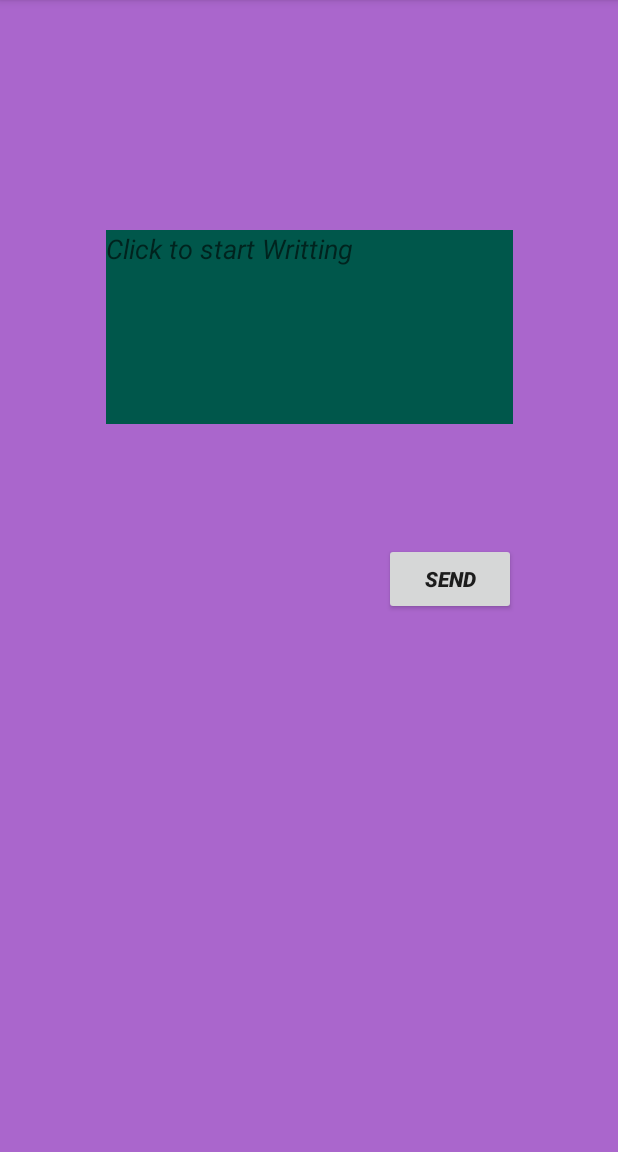
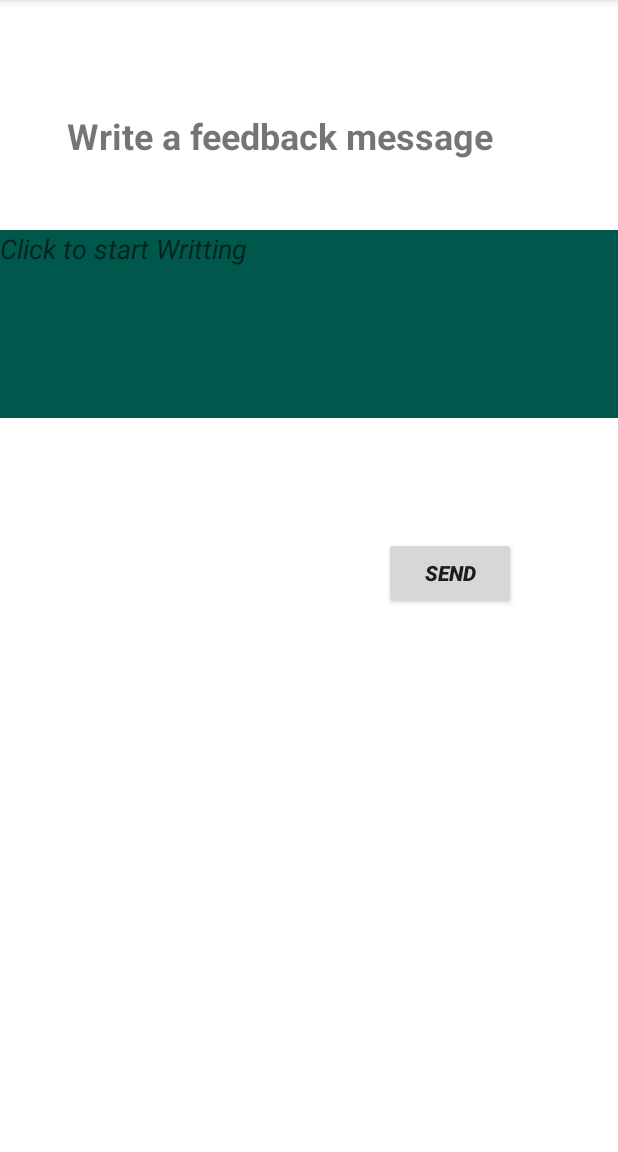
Before and after one commit to Isha-Maite/Signish, an Android app: the fragment Feedback_Messages shown on its own in the app's theme, on a phone screen of 412 x 824 dp, the part 84-1236 px from its top. Run offline under Robolectric (Android 15) with nearby library versions, the phone set to English and light mode, and no system bars; our stand-ins replace Firebase (no records; nobody signed in at launch, a user with empty details on screens opened directly).

Commit message:
Added new menu for feedback messages.

```diff
--- a/app/src/main/java/com/example/signish/MainActivity.java
+++ b/app/src/main/java/com/example/signish/MainActivity.java
@@ -69,8 +69,6 @@ public class MainActivity extends AppCompatActivity {
             FragmentTransaction transaction = getSupportFragmentManager().beginTransaction();
             transaction.replace(R.id.fragment_container, fm);
             transaction.commit();
-
-
         }
 
         if(id==R.id.menu_in){
@@ -82,14 +80,13 @@ public class MainActivity extends AppCompatActivity {
 
         }
 
-        if(id==R.id.menu_list){
+        if(id==R.id.recieveFeedback_menu){
             Toast.makeText(this,"Recieve Message",Toast.LENGTH_SHORT).show();
             Fragment fm = new recieveFeedback();
             FragmentTransaction transaction = getSupportFragmentManager().beginTransaction();
             transaction.replace(R.id.fragment_container, fm);
             transaction.commit();
         }
-
 
 
         if(id==R.id.menu_intranet){
--- a/app/src/main/res/layout/feedback__messages_fragment.xml
+++ b/app/src/main/res/layout/feedback__messages_fragment.xml
@@ -4,17 +4,15 @@
     xmlns:tools="http://schemas.android.com/tools"
     android:layout_width="match_parent"
     android:layout_height="match_parent"
-    android:background="@android:color/holo_purple"
+    android:background="@android:color/white"
     tools:context=".View.FichajeFragment">
 
     <EditText
         android:id="@+id/message"
         style="@android:style/Widget.EditText"
-        android:layout_width="271dp"
-        android:layout_height="129dp"
-        android:layout_marginStart="42dp"
+        android:layout_width="413dp"
+        android:layout_height="125dp"
         android:layout_marginTop="153dp"
-        android:layout_marginEnd="42dp"
         android:background="@color/colorPrimaryDark"
         android:ems="10"
         android:gravity="start|top"
@@ -43,5 +41,17 @@
         app:layout_constraintStart_toStartOf="parent"
         app:layout_constraintTop_toBottomOf="@+id/message" />
 
+    <TextView
+        android:id="@+id/textView2"
+        android:layout_width="323dp"
+        android:layout_height="48dp"
+        android:layout_marginTop="74dp"
+        android:text="Write a feedback message"
+        android:textSize="24sp"
+        android:textStyle="bold"
+        app:layout_constraintEnd_toEndOf="parent"
+        app:layout_constraintStart_toStartOf="parent"
+        app:layout_constraintTop_toTopOf="parent" />
+
 
 </androidx.constraintlayout.widget.ConstraintLayout>
--- a/app/src/main/res/menu/menu.xml
+++ b/app/src/main/res/menu/menu.xml
@@ -21,6 +21,10 @@
         android:id="@+id/menu_feedback"
         android:visible="false"/>
 
+    <item android:title="Recieve Feedback"
+        android:id="@+id/recieveFeedback_menu"
+        android:visible="false"/>
+
     <item android:title="Logout"
         android:id="@+id/logout"
         app:showAsAction="always"
```
